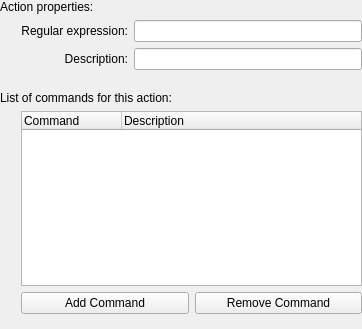
First picture: the form in klipper/editactiondialog.ui, repository mgottschlag/kwin-tiling, before the edit.
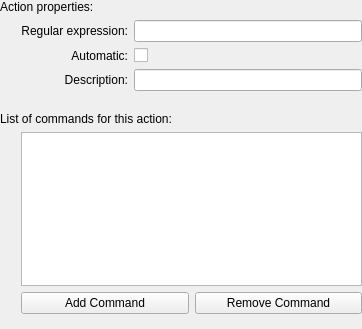
Second picture: the form after the edit.

The edit to the form file:
```diff
--- a/klipper/editactiondialog.ui
+++ b/klipper/editactiondialog.ui
@@ -56,6 +56,29 @@
        </property>
       </widget>
      </item>
+     <item row="1" column="1">
+      <widget class="QLabel" name="label_5">
+       <property name="text">
+        <string>Automatic:</string>
+       </property>
+       <property name="alignment">
+        <set>Qt::AlignRight|Qt::AlignTrailing|Qt::AlignVCenter</set>
+       </property>
+       <property name="buddy">
+        <cstring>automatic</cstring>
+       </property>
+      </widget>
+     </item>
+     <item row="1" column="2">
+      <widget class="QCheckBox" name="automatic">
+       <property name="layoutDirection">
+        <enum>Qt::LeftToRight</enum>
+       </property>
+       <property name="text">
+        <string/>
+       </property>
+      </widget>
+     </item>
     </layout>
    </item>
    <item row="3" column="0" colspan="2">
@@ -65,23 +88,6 @@
      </property>
     </widget>
    </item>
-   <item row="4" column="1">
-    <widget class="QTreeWidget" name="twCommandList">
-     <property name="toolTip">
-      <string>Double-click an item to edit</string>
-     </property>
-     <column>
-      <property name="text">
-       <string>Command</string>
-      </property>
-     </column>
-     <column>
-      <property name="text">
-       <string>Description</string>
-      </property>
-     </column>
-    </widget>
-   </item>
    <item row="1" column="0">
     <spacer name="horizontalSpacer">
      <property name="orientation">
@@ -164,6 +170,40 @@
      </property>
     </spacer>
    </item>
+   <item row="4" column="1">
+    <widget class="QTableView" name="twCommandList">
+     <property name="toolTip">
+      <string>Double-click an item to edit</string>
+     </property>
+     <property name="alternatingRowColors">
+      <bool>true</bool>
+     </property>
+     <property name="selectionMode">
+      <enum>QAbstractItemView::SingleSelection</enum>
+     </property>
+     <property name="selectionBehavior">
+      <enum>QAbstractItemView::SelectRows</enum>
+     </property>
+     <property name="showGrid">
+      <bool>false</bool>
+     </property>
+     <property name="gridStyle">
+      <enum>Qt::NoPen</enum>
+     </property>
+     <property name="wordWrap">
+      <bool>false</bool>
+     </property>
+     <attribute name="horizontalHeaderStretchLastSection">
+      <bool>true</bool>
+     </attribute>
+     <attribute name="verticalHeaderVisible">
+      <bool>false</bool>
+     </attribute>
+     <attribute name="verticalHeaderStretchLastSection">
+      <bool>false</bool>
+     </attribute>
+    </widget>
+   </item>
   </layout>
  </widget>
  <resources/>
```
Left out of the diff: 8 changed lines with no effect on the pictures.
